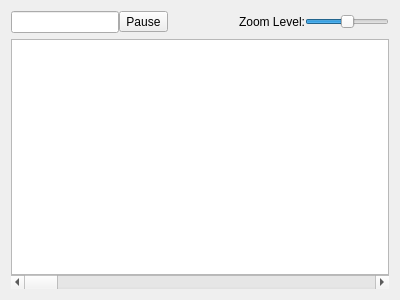
Qt form plugins/signalmonitor/signalmonitorwidget.ui (KDAB/GammaRay) before a commit.
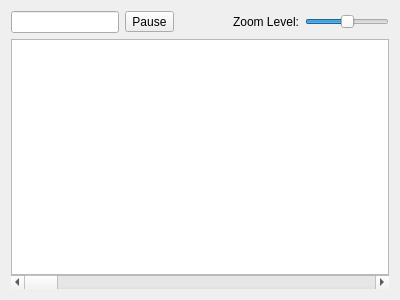
The same form after that commit. Custom widgets are drawn as their Qt base class.

Commit message:
Fix layout spacing issue on macOS
Task-Id: KDEND-99

```diff
--- a/plugins/signalmonitor/signalmonitorwidget.ui
+++ b/plugins/signalmonitor/signalmonitorwidget.ui
@@ -16,6 +16,9 @@
    </property>
    <item>
     <layout class="QHBoxLayout" name="toolbarLayout">
+     <property name="spacing">
+      <number>6</number>
+     </property>
      <property name="bottomMargin">
       <number>6</number>
      </property>
```
